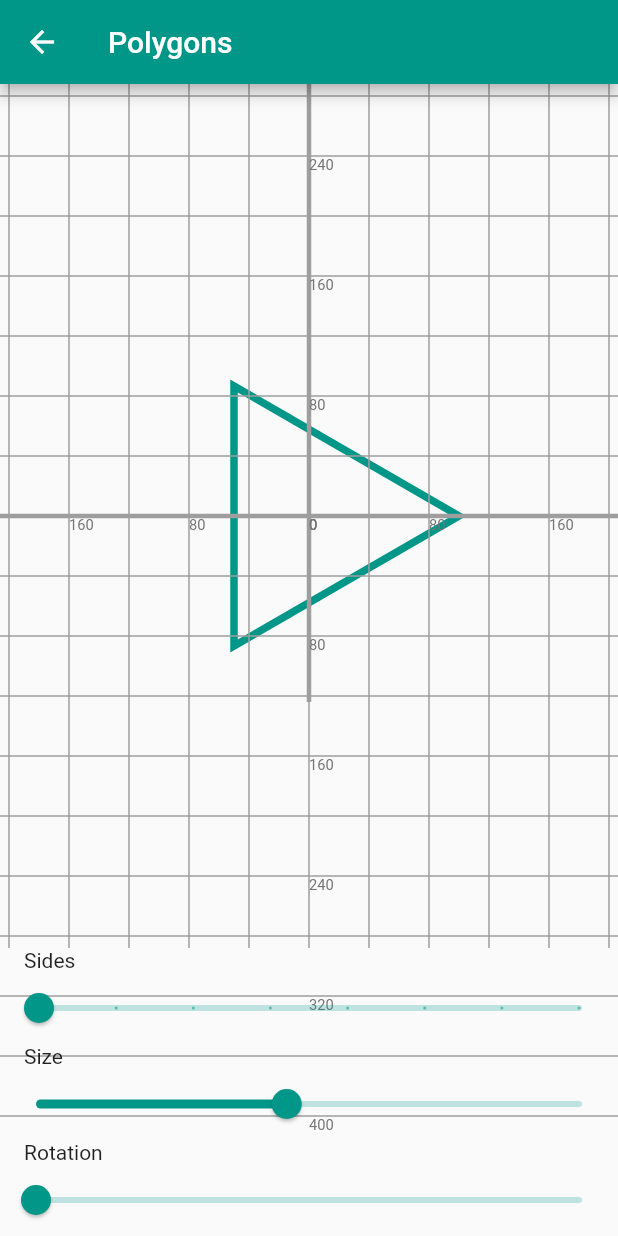
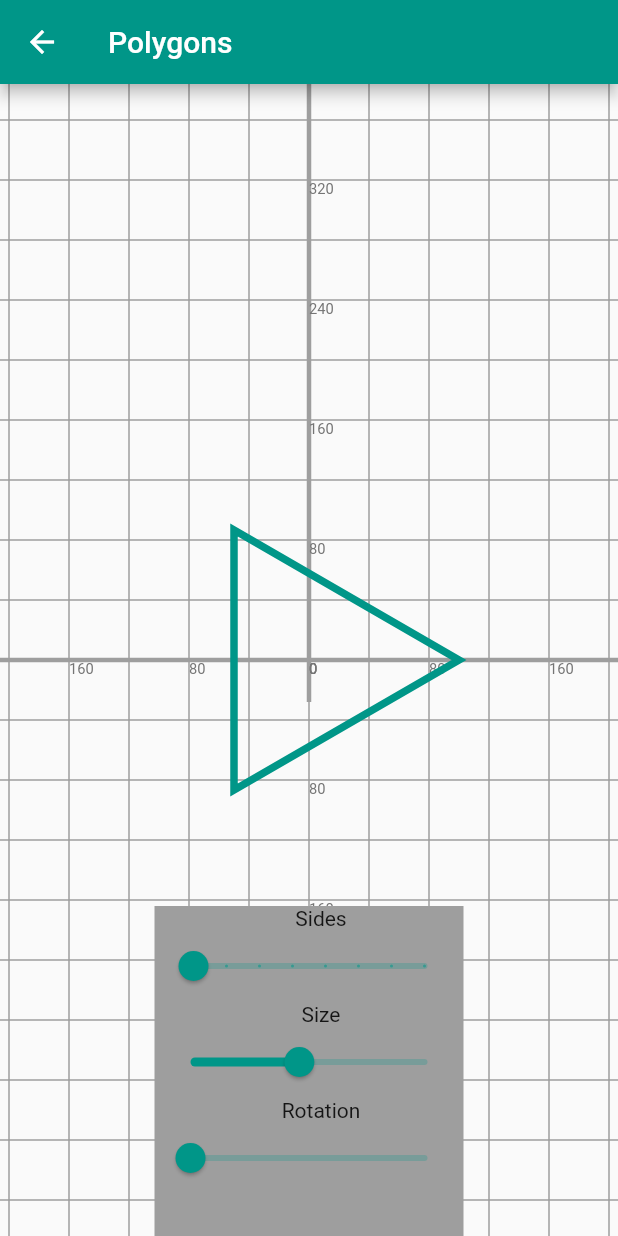
Before and after one commit to NxtGenLabs/math_geo, a Flutter app: the TransformIntro screen opened by its route, on a phone screen of 412 x 824 dp. Run offline on Flutter 3.47's test engine with Material 2 defaults, Android fonts, the phone set to English and light mode, and no system bars.

Commit message:
fixed toolbar for transform intro : rotation and scale

```diff
--- a/lib/pages/topics/transformations/transformation_intro.dart
+++ b/lib/pages/topics/transformations/transformation_intro.dart
@@ -3,7 +3,6 @@ import 'package:flutter/material.dart';
 import 'dart:math' as math;
 import '../../../canvas/grid.dart';
 import '../../../canvas/transformation_intro_painter.dart';
-
 
 class TransformIntro extends StatefulWidget {
   @override
@@ -22,18 +21,26 @@ class _TransformIntroState extends State<TransformIntro> {
         title: Text('Polygons'),
       ),
       body: SafeArea(
-        child: Column(
-          crossAxisAlignment: CrossAxisAlignment.start,
-          children: <Widget>[
+        child: Stack(children: [
           Expanded(
             child: CustomPaint(
-                painter: ShapePainter(_sides, _radius, _radians),
-                foregroundPainter: MyGridPainter(),
+              foregroundPainter: ShapePainter(_sides, _radius, _radians),
+              painter: MyGridPainter(),
               child: Container(),
             ),
           ),
-            Padding(
-              padding: const EdgeInsets.only(left: 16.0),
+          Center(
+            child: Column(
+              mainAxisAlignment: MainAxisAlignment.end,
+              crossAxisAlignment: CrossAxisAlignment.center,
+              children: [
+                Container(
+                  color: Colors.grey,
+                  height: 220,
+                  width: MediaQuery.of(context).size.width / 2,
+                  child: Column(children: [
+                    const Padding(
+                      padding: EdgeInsets.only(left: 16.0),
                       child: Text('Sides'),
                     ),
                     Slider(
@@ -48,8 +55,8 @@ class _TransformIntroState extends State<TransformIntro> {
                         });
                       },
                     ),
-            Padding(
-              padding: const EdgeInsets.only(left: 16.0),
+                    const Padding(
+                      padding: EdgeInsets.only(left: 16.0),
                       child: Text('Size'),
                     ),
                     Slider(
@@ -62,8 +69,8 @@ class _TransformIntroState extends State<TransformIntro> {
                         });
                       },
                     ),
-            Padding(
-              padding: const EdgeInsets.only(left: 16.0),
+                    const Padding(
+                      padding: EdgeInsets.only(left: 16.0),
                       child: Text('Rotation'),
                     ),
                     Slider(
@@ -76,8 +83,12 @@ class _TransformIntroState extends State<TransformIntro> {
                         });
                       },
                     ),
+                  ]),
+                ),
               ],
             ),
+          )
+        ]),
       ),
     );
   }
```
Lines whose indentation alone changed are shown as unchanged.
